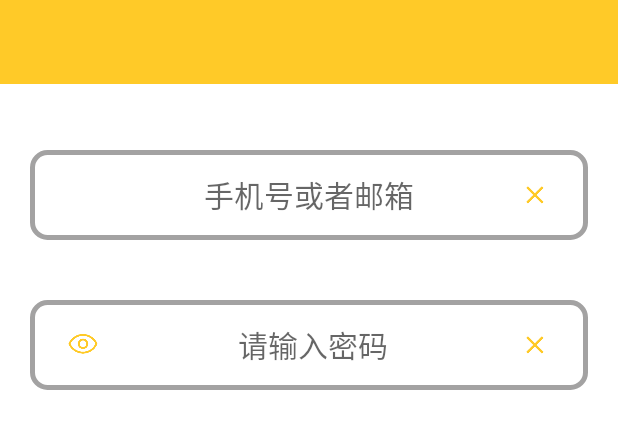
After one commit to espREssOOOHHH/SkillCirclePlatform, an Android app: the layout login_layout.xml on its own in the app's theme, with its tools: preview values and no code run, on a phone screen of 412 x 824 dp. The commit adds this screen. Shown: the top 429 px of the screen. Run offline under Robolectric (Android 15) with nearby library versions, the phone set to English and light mode, and no system bars.

Commit message:
create login interface by Lee on Surface

```diff
--- a/app/src/main/java/ttpicshk/tk/SkillCirlce/HomePage.kt
+++ b/app/src/main/java/ttpicshk/tk/SkillCirlce/HomePage.kt
@@ -50,6 +50,7 @@ class HomePage:AppCompatActivity() {
         binding.navView.setNavigationItemSelectedListener {
             when(it.itemId){
                 R.id.nav_aboutMe->startActivity(Intent(this,AboutMeActivity::class.java))
+                R.id.nav_comment->startActivity(Intent(this,LogInActivity::class.java))
             }
             binding.drawerLayout.closeDrawers()
             true
@@ -91,6 +92,11 @@ class HomePage:AppCompatActivity() {
     private fun recoverItemTab() {
     }
 
+    override fun onResume() {
+        binding.navView.setCheckedItem(R.id.nav_homePage)
+        super.onResume()
+    }
+
     //按两下back退出
     override fun onKeyDown(keyCode: Int, event: KeyEvent?): Boolean {
         if(keyCode==KeyEvent.KEYCODE_BACK ){
--- a/app/src/main/java/ttpicshk/tk/SkillCirlce/LogInActivity.kt
+++ b/app/src/main/java/ttpicshk/tk/SkillCirlce/LogInActivity.kt
@@ -2,9 +2,51 @@ package ttpicshk.tk.SkillCirlce
 
 import androidx.appcompat.app.AppCompatActivity
 import android.os.Bundle
+import android.view.MenuItem
+import android.view.MotionEvent
+import android.view.View
+import ttpicshk.tk.SkillCirlce.databinding.LoginLayoutBinding
 
 class LogInActivity : AppCompatActivity() {
+    lateinit var binding:LoginLayoutBinding
+
     override fun onCreate(savedInstanceState: Bundle?) {
         super.onCreate(savedInstanceState)
+        binding= LoginLayoutBinding.inflate(layoutInflater)
+        setContentView(binding.root)
+
+
+        setSupportActionBar(binding.toolbar)
+        supportActionBar?.let {
+            it.setDisplayHomeAsUpEnabled(true)
+        }
+        binding.toolbar.title="Login"
+
+
+        binding.clearButtonUserNameLogin.setOnClickListener {
+            binding.userNameText.text.clear()
+        }
+        binding.clearButtonPasswordLogin.setOnClickListener {
+            binding.passwordText.text.clear()
+        }
+
+        //未完成
+        /*binding.showPasswordPasswordLogin.setOnTouchListener { v, event ->
+            if(event= MotionEvent.ACTION_DOWN)
+                binding.passwordText.visibility= View.VISIBLE
+        }*/
+
+
     }
+
+    override fun onOptionsItemSelected(item: MenuItem): Boolean {
+        when(item.itemId){
+            android.R.id.home->{
+                finish()
+                return true
+            }
+        }
+        return super.onOptionsItemSelected(item)
+    }
+
 }
--- /dev/null
+++ b/app/src/main/res/drawable-xxhdpi/round_corners_bg.xml
@@ -0,0 +1,12 @@
+<?xml version="1.0" encoding="utf-8"?>
+<shape xmlns:android="http://schemas.android.com/apk/res/android">
+
+    <!--圆角-->
+    <corners android:radius="10dp"/>
+
+    <!--边线-->
+    <stroke android:width="3dp" android:color="@color/gray"/>
+
+    <!--填充色-->
+    <solid android:color="@color/transparent"/>
+</shape>
--- /dev/null
+++ b/app/src/main/res/layout/login_layout.xml
@@ -0,0 +1,89 @@
+<?xml version="1.0" encoding="utf-8"?>
+<androidx.coordinatorlayout.widget.CoordinatorLayout xmlns:android="http://schemas.android.com/apk/res/android"
+    xmlns:app="http://schemas.android.com/apk/res-auto"
+    android:layout_width="match_parent"
+    xmlns:layout="http://schemas.android.com/tools"
+    android:fitsSystemWindows="true"
+    android:layout_height="match_parent">
+
+        <androidx.appcompat.widget.Toolbar
+                android:layout_width="match_parent"
+                android:layout_height="?attr/actionBarSize"
+                android:theme="@style/ThemeOverlay.AppCompat.Dark.ActionBar"
+                android:background="@color/colorPrimary"
+                android:id="@+id/toolbar" />
+
+
+
+        <LinearLayout
+            android:layout_width="match_parent"
+            android:layout_height="wrap_content"
+            android:layout_marginTop="80dp"
+            android:orientation="vertical">
+
+            <FrameLayout
+                android:layout_width="match_parent"
+                android:layout_height="60dp"
+                android:layout_margin="20dp"
+                android:background="@drawable/round_corners_bg"
+                android:layout_marginStart="50dp">
+            <EditText
+                android:layout_width="match_parent"
+                android:layout_height="match_parent"
+                android:id="@+id/userNameText"
+                android:maxLines="1"
+                android:layout_marginLeft="20dp"
+                android:background="@color/transparent"
+                android:layout_marginRight="20dp"
+                android:textSize="20sp"
+                android:gravity="center"
+                android:hint="@string/user_name_hint"/>
+                <Button
+                    android:layout_width="20dp"
+                    android:layout_height="20dp"
+                    android:id="@+id/clearButton_userName_login"
+                    android:layout_gravity="end|center_vertical"
+                    android:layout_marginEnd="25dp"
+                    android:background="@drawable/ic_clear"/>
+            </FrameLayout>
+
+            <FrameLayout
+                android:layout_width="match_parent"
+                android:layout_height="60dp"
+                android:layout_margin="20dp"
+                android:background="@drawable/round_corners_bg"
+                android:layout_marginStart="50dp">
+                <Button
+                    android:layout_width="20dp"
+                    android:layout_height="20dp"
+                    android:layout_gravity="start|center_vertical"
+                    android:layout_marginStart="25dp"
+                    android:id="@+id/showPassword_password_login"
+                    android:background="@drawable/icon_eye"/>
+                <EditText
+                    android:layout_width="match_parent"
+                    android:layout_height="match_parent"
+                    android:id="@+id/passwordText"
+                    android:maxLines="1"
+                    android:layout_marginStart="25dp"
+                    android:background="@color/transparent"
+                    android:layout_marginEnd="20dp"
+                    android:textSize="20sp"
+                    android:inputType="textPassword"
+                    android:gravity="center"
+                    android:hint="@string/password_hint"/>
+                <Button
+                    android:layout_width="20dp"
+                    android:layout_height="20dp"
+                    android:id="@+id/clearButton_password_login"
+                    android:layout_gravity="end|center_vertical"
+                    android:layout_marginEnd="25dp"
+                    android:background="@drawable/ic_clear"/>
+            </FrameLayout>
+
+        </LinearLayout>
+
+
+
+
+</androidx.coordinatorlayout.widget.CoordinatorLayout>
--- a/app/src/main/res/values/colors.xml
+++ b/app/src/main/res/values/colors.xml
@@ -10,4 +10,6 @@
     <color name="colorPrimary">#FFCA28</color>
     <color name="colorAccent">#E91E63</color>
     <color name="fabBackground">#51353232</color>
+    <color name="transparent">#00000000</color>
+    <color name="gray">#75373636</color>
 </resources>
--- a/app/src/main/res/values/strings.xml
+++ b/app/src/main/res/values/strings.xml
@@ -3,4 +3,6 @@
     <string name="title_of_mainPage">T E N S O R</string>
     <string name="sample_user">user</string>
     <string name="sample_signature">Fuck U ass hole</string>
+    <string name="user_name_hint">手机号或者邮箱</string>
+    <string name="password_hint">请输入密码</string>
 </resources>
```
Also changed, not shown: app/src/main/res/drawable-xxhdpi/ic_clear.png (added), app/src/main/res/drawable-xxhdpi/icon_eye.png (added), app/src/main/res/drawable-xxhdpi/icon_eye_close.png (added).
